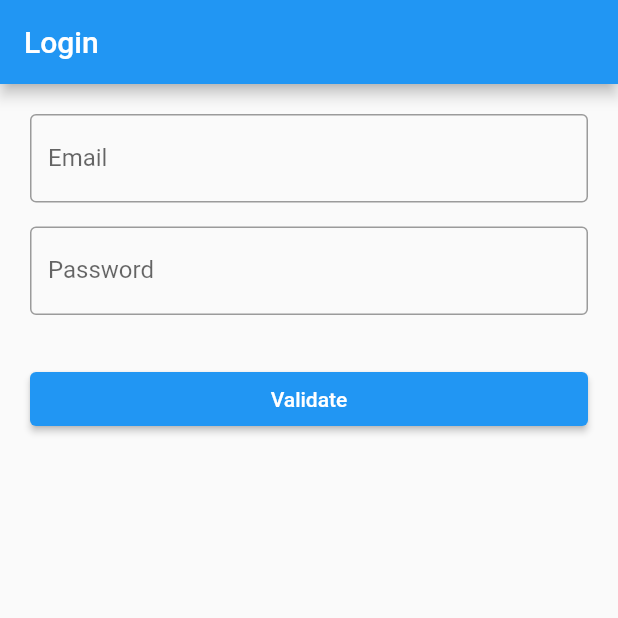
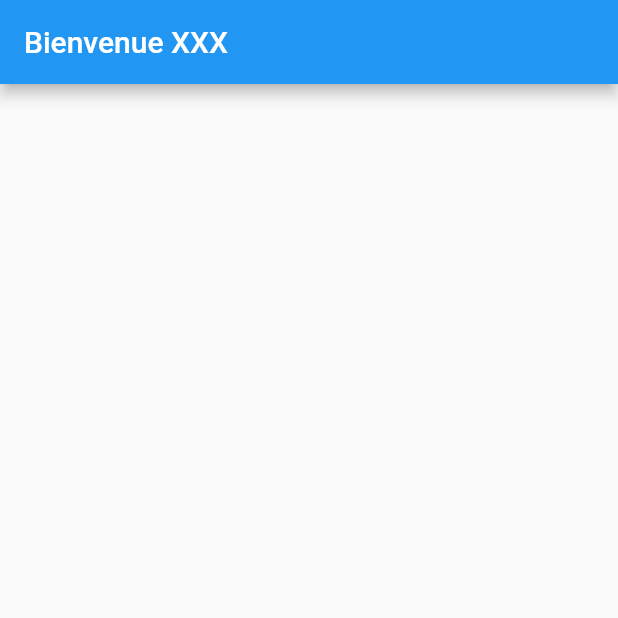
Before and after one commit to lgeromegnace/test-flutter-weather-forcast, a Flutter app: the screen it shows after launch, on a phone screen of 412 x 824 dp, the top half of it. Run offline on Flutter 3.47's test engine with Material 2 defaults, Android fonts, the phone set to English and light mode, and no system bars; our stand-ins replace email_validator.

```diff
--- /dev/null
+++ b/lib/features/forecast/forecast_screen.dart
@@ -0,0 +1,20 @@
+import 'package:flutter/material.dart';
+
+class ForeCastScreen extends StatefulWidget {
+  const ForeCastScreen({Key? key}) : super(key: key);
+
+  @override
+  State<ForeCastScreen> createState() => _ForeCastScreenState();
+}
+
+class _ForeCastScreenState extends State<ForeCastScreen> {
+  @override
+  Widget build(BuildContext context) {
+    return Scaffold(
+      appBar: AppBar(
+        title: const Text('Bienvenue XXX'),
+      ),
+      body: Container(),
+    );
+  }
+}
--- a/lib/features/login/login_screen.dart
+++ b/lib/features/login/login_screen.dart
@@ -59,7 +59,7 @@ class _LoginScreenState extends State<LoginScreen> {
               final isValid = formKey.currentState?.validate();
               if (isValid == true) {
                 formKey.currentState?.save();
-                print("email: $email, password: $password");
+                Navigator.popAndPushNamed(context, '/forecast');
               }
             }, child: const Text('Validate'))
           ],
--- a/lib/main.dart
+++ b/lib/main.dart
@@ -1,21 +1,66 @@
 import 'package:flutter/material.dart';
+import 'package:provider/provider.dart';
+import 'package:weather/features/forecast/forecast_screen.dart';
+import 'package:weather/session.dart';
 import 'features/login/login_screen.dart';
 
 void main() {
   runApp(const MyApp());
 }
 
+final GlobalKey<NavigatorState> navigationKey = GlobalKey();
+
 class MyApp extends StatelessWidget {
   const MyApp({super.key});
 
   @override
   Widget build(BuildContext context) {
-    return MaterialApp(
-      title: 'Flutter Demo',
-      theme: ThemeData(
-        primarySwatch: Colors.blue,
+    return ChangeNotifierProvider(
+      create: (context) => Session(),
+      child: MaterialApp(
+        theme: ThemeData(
+          primarySwatch: Colors.blue,
+        ),
+        initialRoute: '/',
+        routes: {
+          '/': (context) => const MainAppNavigator(),
+        },
       ),
-      home: const LoginScreen(),
     );
   }
 }
+
+class MainAppNavigator extends StatelessWidget {
+  const MainAppNavigator({
+    Key? key,
+  }) : super(key: key);
+
+  @override
+  Widget build(BuildContext context) {
+    return Consumer<Session>(
+      builder: (context, session, _) {
+        return Navigator(
+          key: navigationKey,
+          onGenerateRoute: (RouteSettings settings) {
+            switch (settings.name) {
+              case '/login':
+                return MaterialPageRoute(builder: (BuildContext context) {
+                  return const LoginScreen();
+                });
+              case '/forecast':
+                return MaterialPageRoute(builder: (BuildContext context) {
+                  return const ForeCastScreen();
+                });
+              default:
+                return MaterialPageRoute(builder: (BuildContext context) {
+                  return session.isConnected
+                      ? const ForeCastScreen()
+                      : const LoginScreen();
+                });
+            }
+          },
+        );
+      },
+    );
+  }
+}
--- /dev/null
+++ b/lib/session.dart
@@ -0,0 +1,11 @@
+
+import 'package:flutter/cupertino.dart';
+
+class Session extends ChangeNotifier {
+  bool isConnected = true;
+
+  setIsConnected(bool connected) {
+    isConnected = connected;
+    notifyListeners();
+  }
+}
--- a/pubspec.yaml
+++ b/pubspec.yaml
@@ -29,7 +29,8 @@ environment:
 # the latest version available on pub.dev. To see which dependencies have newer
 # versions available, run `flutter pub outdated`.
 dependencies:
-  email_validator: '^2.1.16'
+  email_validator: ^2.1.16
+  provider: ^6.0.3
   flutter:
     sdk: flutter
 
```
